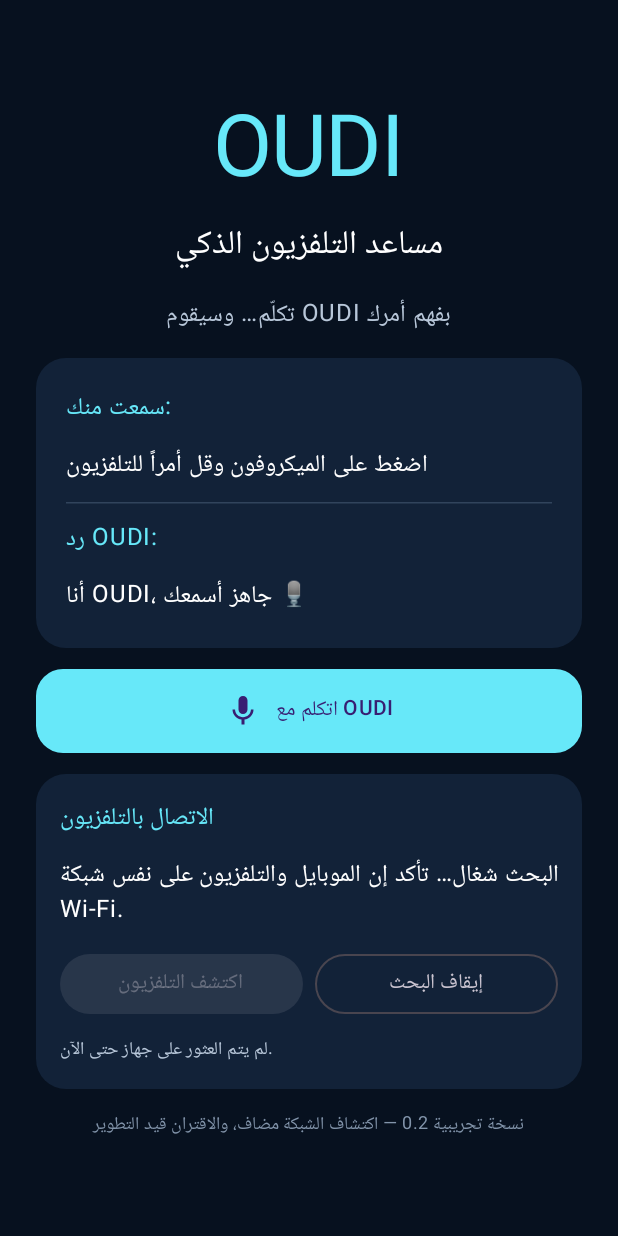
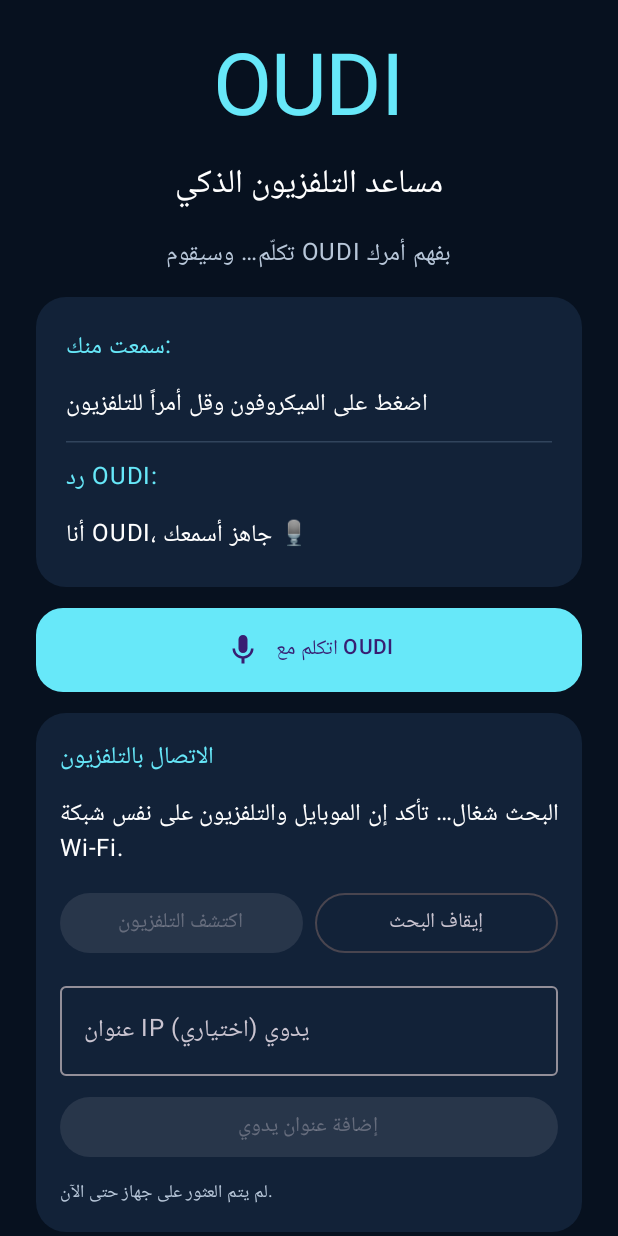
Before and after one commit to magdybnattia1/OUDI, an Android app built with Jetpack Compose: the screen it shows after launch (MainActivity), after a tap on "اكتشف التلفزيون", on a phone screen of 412 x 824 dp. Run offline under Robolectric (Android 15) with nearby library versions, the phone set to English and light mode, and no system bars.

Commit message:
Add manual IPv4 fallback for TV discovery

```diff
--- a/app/src/main/java/com/oudi/smarttv/MainActivity.kt
+++ b/app/src/main/java/com/oudi/smarttv/MainActivity.kt
@@ -11,6 +11,7 @@ import androidx.activity.compose.setContent
 import androidx.activity.result.contract.ActivityResultContracts
 import androidx.compose.foundation.layout.*
 import androidx.compose.foundation.rememberScrollState
+import androidx.compose.foundation.text.KeyboardOptions
 import androidx.compose.foundation.verticalScroll
 import androidx.compose.foundation.shape.RoundedCornerShape
 import androidx.compose.material.icons.Icons
@@ -20,6 +21,7 @@ import androidx.compose.runtime.*
 import androidx.compose.ui.Alignment
 import androidx.compose.ui.Modifier
 import androidx.compose.ui.graphics.Color
+import androidx.compose.ui.text.input.KeyboardType
 import androidx.compose.ui.unit.dp
 import androidx.core.content.ContextCompat
 
@@ -41,6 +43,8 @@ private fun OudiScreen() {
     var discoveryStatus by remember { mutableStateOf("لم يبدأ البحث عن التلفزيون بعد.") }
     var discoveredTvs by remember { mutableStateOf<List<TvDevice>>(emptyList()) }
     var isSearching by remember { mutableStateOf(false) }
+    var manualIp by remember { mutableStateOf("") }
+    var manualIpError by remember { mutableStateOf<String?>(null) }
 
     DisposableEffect(discoveryManager) {
         onDispose { discoveryManager.stopDiscovery() }
@@ -144,10 +148,15 @@ private fun OudiScreen() {
                         Row(horizontalArrangement = Arrangement.spacedBy(8.dp)) {
                             Button(
                                 onClick = {
-                                    discoveredTvs = emptyList()
+                                    discoveredTvs = discoveredTvs.filter { it.isManual }
                                     isSearching = true
                                     discoveryManager.startDiscovery(
-                                        onDevicesChanged = { discoveredTvs = it },
+                                        onDevicesChanged = { devices ->
+                                            val manualDevices = discoveredTvs.filter { it.isManual }
+                                            discoveredTvs = devices + manualDevices.filterNot { manual ->
+                                                devices.any { found -> found.host == manual.host }
+                                            }
+                                        },
                                         onStatusChanged = {
                                             discoveryStatus = it
                                             if (it.startsWith("فشل") || it.startsWith("تعذر") || it.startsWith("انتهى")) {
@@ -171,6 +180,47 @@ private fun OudiScreen() {
                             ) { Text("إيقاف البحث") }
                         }
 
+                        OutlinedTextField(
+                            value = manualIp,
+                            onValueChange = { value ->
+                                manualIp = value.filter { it.isDigit() || it == '.' }.take(15)
+                                manualIpError = null
+                            },
+                            label = { Text("عنوان IP يدوي (اختياري)") },
+                            placeholder = { Text("192.168.1.25") },
+                            singleLine = true,
+                            keyboardOptions = KeyboardOptions(keyboardType = KeyboardType.Number),
+                            modifier = Modifier.fillMaxWidth()
+                        )
+                        Button(
+                            onClick = {
+                                val address = manualIp.trim()
+                                if (!isValidIpv4Address(address)) {
+                                    manualIpError = "اكتب عنوان IPv4 صحيحًا، مثل 192.168.1.25"
+                                } else if (discoveredTvs.any { it.host == address && !it.isManual }) {
+                                    manualIpError = "العنوان ده ظهر بالفعل في نتائج البحث."
+                                } else {
+                                    discoveredTvs = discoveredTvs.filterNot { it.host == address && it.isManual } +
+                                        TvDevice(
+                                            name = "عنوان مضاف يدويًا",
+                                            host = address,
+                                            port = 6467,
+                                            isManual = true
+                                        )
+                                    manualIp = ""
+                                    manualIpError = null
+                                    discoveryStatus = "تمت إضافة العنوان يدويًا. لم يتم اختبار الاتصال أو الاقتران بعد."
+                                }
+                            },
+                            enabled = manualIp.isNotBlank(),
+                            modifier = Modifier.fillMaxWidth()
+                        ) {
+                            Text("إضافة عنوان يدوي")
+                        }
+                        manualIpError?.let {
+                            Text(it, color = Color(0xFFFF6B6B), style = MaterialTheme.typography.bodySmall)
+                        }
+
                         if (discoveredTvs.isEmpty()) {
                             Text(
                                 "لم يتم العثور على جهاز حتى الآن.",
@@ -183,7 +233,11 @@ private fun OudiScreen() {
                                 Text(tv.name, color = Color.White, style = MaterialTheme.typography.titleSmall)
                                 Text("${tv.host}:${tv.port}", color = Color(0xFFB8C7D9))
                                 Text(
-                                    "تم اكتشاف الخدمة فقط؛ الاقتران والتحكم لم يُفعّلا بعد.",
+                                    if (tv.isManual) {
+                                        "عنوان مضاف يدويًا؛ لم يتم التحقق من وجود الخدمة أو بدء الاقتران."
+                                    } else {
+                                        "تم اكتشاف الخدمة فقط؛ الاقتران والتحكم لم يُفعّلا بعد."
+                                    },
                                     color = Color(0xFFFFD166),
                                     style = MaterialTheme.typography.bodySmall
                                 )
@@ -193,7 +247,7 @@ private fun OudiScreen() {
                 }
 
                 Text(
-                    "نسخة تجريبية 0.2 — اكتشاف الشبكة مضاف، والاقتران قيد التطوير",
+                    "نسخة تجريبية 0.2.2 — اكتشاف الشبكة مع إدخال IP يدوي، والاقتران قيد التطوير",
                     color = Color(0xFF8294AA),
                     style = MaterialTheme.typography.bodySmall
                 )
@@ -201,3 +255,17 @@ private fun OudiScreen() {
         }
     }
 }
+
+
+private fun isValidIpv4Address(value: String): Boolean {
+    val parts = value.trim().split(".")
+    if (parts.size != 4) return false
+
+    return parts.all { part ->
+        if (part.isEmpty() || part.length > 3 || (part.length > 1 && part.startsWith("0"))) {
+            false
+        } else {
+            part.toIntOrNull()?.let { it in 0..255 } ?: false
+        }
+    }
+}
```
